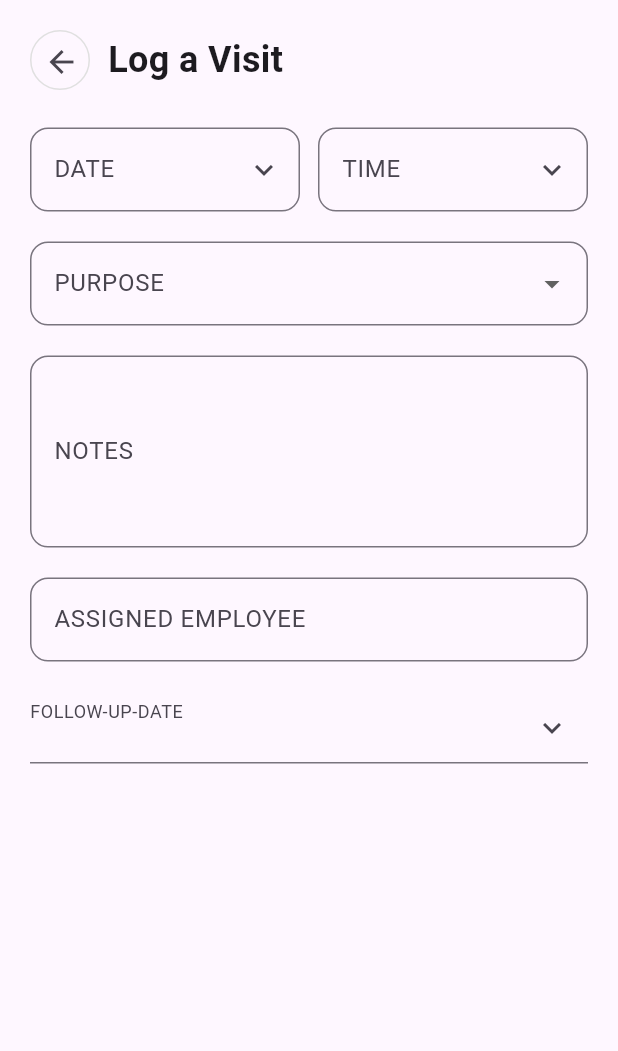
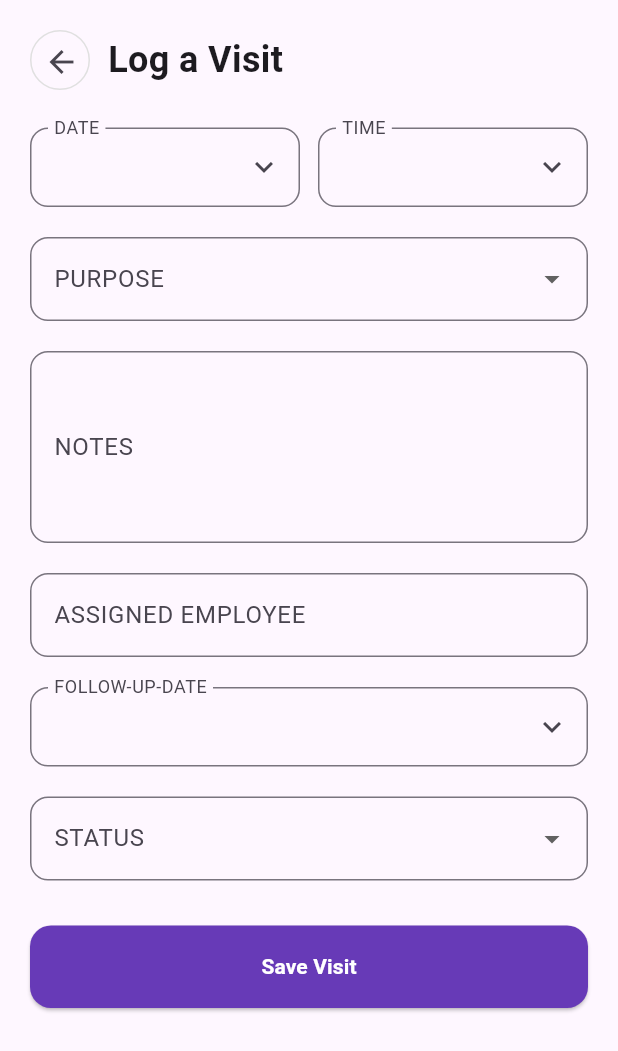
Before and after one commit to ranjeet-99/Deal_Bridge, a Flutter app: the VisitScreen screen opened directly, on a phone screen of 412 x 824 dp. Shown: the top 1051 px of the screen. Run offline on Flutter 3.47's test engine with Material 3 defaults, Android fonts, the phone set to English and light mode, and no system bars; our stand-ins replace email_validator.

Commit message:
Complete client registration and visit screens

```diff
--- a/lib/Screens/visit_screen.dart
+++ b/lib/Screens/visit_screen.dart
@@ -14,23 +14,23 @@ class _VisitScreenState extends State<VisitScreen>{
 
   final _formkey = GlobalKey<FormState>();
 
+  final TextEditingController notesController = TextEditingController();
+  final TextEditingController employeeController = TextEditingController();
+
   DateTime? selectedDate;
   TimeOfDay? selectedTime;
+  DateTime? followUpDate;
+
   String? selectedPurpose;
-  DateTime? followUpDate;
   String? selectedStatus;
-
-  final TextEditingController notesController = TextEditingController();
-  final TextEditingController employeeController = TextEditingController();
 
   Future<void> selectDate() async{
 
    final pickedDate = await showDatePicker(
 
      context: context,
-
      firstDate: DateTime.now(),
-      lastDate: DateTime(20507 ),
+     lastDate: DateTime(2050),
      initialDate: DateTime.now(),
 
    );
@@ -52,7 +52,6 @@ Future<void> selectTime() async{
     final pickedTime = await showTimePicker(
 
       context: context,
-
       initialTime: TimeOfDay.now(),
 
     );
@@ -106,15 +105,17 @@ Future<void> selectFollowUpDate() async{
 
     return Scaffold(
 
-      body: SafeArea(
+      body:SafeArea(
 
-        child: SingleChildScrollView(
+        child: Form(
 
-          child: Padding(
+          key: _formkey,
+
+        child:SingleChildScrollView(
 
           padding: const EdgeInsets.all(20),
 
-          child:Column(
+            child: Column(
 
               crossAxisAlignment: CrossAxisAlignment.start,
 
@@ -122,16 +123,17 @@ Future<void> selectFollowUpDate() async{
 
               Row(
 
-              children:[
+                children: [
 
                   Container(
 
-                  width:40,
-                  height:40,
+                    width: 40,
+                    height: 40,
 
                     decoration: BoxDecoration(
 
                       shape: BoxShape.circle,
+
                       border: Border.all(
 
                         color: Colors.grey.shade300,
@@ -161,8 +163,8 @@ Future<void> selectFollowUpDate() async{
                     "Log a Visit",
                     style: TextStyle(
 
+                      fontWeight: FontWeight.bold,
                       fontSize: 24,
-                    fontWeight: FontWeight.bold,
 
                     ),
 
@@ -172,7 +174,7 @@ Future<void> selectFollowUpDate() async{
 
               ),
 
-          const SizedBox(height:25),
+              const SizedBox(height: 25),
 
               Row(
 
@@ -180,19 +182,17 @@ Future<void> selectFollowUpDate() async{
 
                   Expanded(
 
-               child: TextFormField(
+                    child: InkWell(
 
-                 readOnly: true,
-                 controller: TextEditingController(
+                      onTap: selectDate,
 
-                   text: selectedDate == null ? ""
-                                              :"${selectedDate!.day}/${selectedDate!.month}/${selectedDate!.year}",
-                 ),
+                      child: InputDecorator(
 
                         decoration: InputDecoration(
 
                         labelText: "DATE",
-               suffixIcon: const Icon(Icons.keyboard_arrow_down_outlined),
+                        suffixIcon: const Icon(Icons.keyboard_arrow_down),
+
                          border: OutlineInputBorder(
 
                            borderRadius: BorderRadius.circular(12),
@@ -201,30 +201,33 @@ Future<void> selectFollowUpDate() async{
 
                         ),
 
-             onTap: selectDate,
+                        child: Text(
+
+                          selectedDate == null ? ""
+                                               : "${selectedDate!.day}/${selectedDate!.month}/${selectedDate!.year}",
 
                         ),
 
                       ),
+                    ),
 
-           const SizedBox(width:12),
+                  ),
+
+                const SizedBox(width: 12),
 
                 Expanded(
 
-             child: TextFormField(
+                  child: InkWell(
 
-               readOnly: true,
+                onTap: selectTime,
 
-             controller: TextEditingController(
-
-             text: selectedTime == null ? ""
-                                        :selectedTime!.format(context),
-             ),
+                child: InputDecorator(
 
                   decoration: InputDecoration(
 
                     labelText: "TIME",
-               suffixIcon: const Icon(Icons.keyboard_arrow_down),
+                    suffixIcon: Icon(Icons.keyboard_arrow_down),
+
                     border: OutlineInputBorder(
 
                       borderRadius: BorderRadius.circular(12),
@@ -233,7 +236,13 @@ Future<void> selectFollowUpDate() async{
 
                   ),
 
-             onTap: selectTime,
+                  child: Text (
+
+                    selectedTime == null ? ""
+                                         : selectedTime!.format(context),
+                  ),
+
+                ),
 
                   ),
 
@@ -247,11 +256,12 @@ Future<void> selectFollowUpDate() async{
 
               DropdownButtonFormField<String>(
 
-           initialValue : selectedPurpose,
+                initialValue: selectedPurpose,
 
                 decoration: InputDecoration(
 
                   labelText: "PURPOSE",
+
                   border: OutlineInputBorder(
 
                     borderRadius: BorderRadius.circular(12),
@@ -260,25 +270,26 @@ Future<void> selectFollowUpDate() async{
 
                 ),
 
-          items: const[
+                items: const [
 
                   DropdownMenuItem(
 
-              value: "Product Demo",
+                    value:"Product Demo",
                     child: Text("Product Demo"),
 
                   ),
 
                   DropdownMenuItem(
 
-              value: "Bussiness Meeting",
-              child: Text("Bussiness Meeting"),
+                    value:"Follow Up",
+                    child: Text("Follow Up"),
                   ),
 
                   DropdownMenuItem(
 
-              value: "Follow up",
-              child: Text("Follow up"),
+                    value:"Business Meating",
+                    child: Text("Business Meeting"),
+
                   ),
 
                   DropdownMenuItem(
@@ -289,6 +300,18 @@ Future<void> selectFollowUpDate() async{
                   ),
 
                 ],
+
+                validator: (value){
+
+                  if(value == null || value.trim().isEmpty){
+
+                    return "Please select Purpose";
+
+                  }
+
+                  return null;
+
+                },
 
                 onChanged: (value){
 
@@ -302,18 +325,17 @@ Future<void> selectFollowUpDate() async{
 
               ),
 
-        const SizedBox(height:20),
+              const SizedBox(height: 20),
 
               TextFormField(
 
                 controller: notesController,
-
                 maxLines: 4,
 
                 decoration: InputDecoration(
 
                   labelText: "NOTES",
-           hintText: "discussed pricing and delivery timelines...",
+                  hintText: "Discussed pricing and delivery timelines...",
 
                   border: OutlineInputBorder(
 
@@ -325,7 +347,7 @@ Future<void> selectFollowUpDate() async{
 
               ),
 
-        const SizedBox(height:20),
+              const SizedBox(height: 20),
 
               TextFormField(
 
@@ -334,7 +356,7 @@ Future<void> selectFollowUpDate() async{
                 decoration: InputDecoration(
 
                   labelText: "ASSIGNED EMPLOYEE",
-          hintText: "Enter employee name",
+                  hintText: "enter employee name",
 
                   border: OutlineInputBorder(
 
@@ -348,16 +370,17 @@ Future<void> selectFollowUpDate() async{
 
                   if(value == null || value.trim().isEmpty){
 
-              return "Please enter employee name";
+                    return "please enter employee name";
 
                   }
 
                   return null;
 
                 }
+
               ),
 
-         const SizedBox(height:20),
+              const SizedBox(height: 20),
 
               InkWell(
 
@@ -369,9 +392,20 @@ Future<void> selectFollowUpDate() async{
 
                     labelText: "FOLLOW-UP-DATE",
 
-               suffixIcon: const Icon(Icons.keyboard_arrow_down,),
+                    suffixIcon: const Icon(Icons.keyboard_arrow_down),
 
+                    border: OutlineInputBorder(
 
+                      borderRadius: BorderRadius.circular(12),
+
+                    ),
+
+                  ),
+
+                  child: Text(
+
+                    followUpDate == null ? ""
+                                         :"${followUpDate!.day}/${followUpDate!.month}/${followUpDate!.year}",
 
                   ),
 
@@ -379,11 +413,173 @@ Future<void> selectFollowUpDate() async{
 
               ),
 
-          ],
+              const SizedBox(height: 20),
+
+              DropdownButtonFormField<String>(
+
+                initialValue: selectedStatus,
+
+                decoration: InputDecoration(
+
+                  labelText: "STATUS",
+
+                  border: OutlineInputBorder(
+
+                    borderRadius: BorderRadius.circular(12),
 
                   ),
 
                 ),
+
+                items: const[
+
+               DropdownMenuItem(
+
+                 value: "Scheduled",
+                 child: Text("Scheduled"),
+
+               ),
+
+              DropdownMenuItem(
+
+                value: "Completed",
+                child: Text("Completed"),
+
+              ),
+
+              DropdownMenuItem(
+
+                value:"Cancelled",
+                child: Text("Cancelled"),
+
+              ),
+
+                ],
+
+                validator: (value){
+
+                  if(value == null || value.trim().isEmpty){
+
+                    return "please select status";
+
+                  }
+
+                  return null;
+
+                },
+
+                onChanged:(value){
+
+                  setState((){
+
+                    selectedStatus = value;
+
+                  });
+
+                }
+
+              ),
+
+              const SizedBox(height: 30),
+
+              SizedBox(
+
+                width: double.infinity,
+                height: 55,
+
+                child: ElevatedButton(
+
+                  onPressed:(){
+
+                    if(_formkey.currentState!.validate()){
+
+                      if(selectedDate == null){
+
+                        ScaffoldMessenger.of(context).showSnackBar(
+
+                          const SnackBar(
+
+                            content: Text( "please select visit date"),
+
+                          ),
+
+                        );
+
+                        return;
+
+                      }
+
+                      if(selectedTime == null){
+
+                        ScaffoldMessenger.of(context).showSnackBar(
+
+                          SnackBar(
+
+                            content: Text(
+
+                              "please select visit date"
+
+                            ),
+
+                          ),
+
+                        );
+
+                        return;
+
+                      }
+
+                      ScaffoldMessenger.of(context).showSnackBar(
+
+                        SnackBar(
+
+                          content: Text("Visit saved successfully"),
+
+                        ),
+
+                      );
+
+                    }
+
+                  },
+
+                  style: ElevatedButton.styleFrom(
+
+                    backgroundColor: Colors.deepPurple,
+                    foregroundColor: Colors.white,
+
+                    shape: RoundedRectangleBorder(
+
+                      borderRadius: BorderRadius.circular(14),
+
+                    ),
+
+                  ),
+
+                  child: const Text(
+
+                    "Save Visit",
+                    style: TextStyle(
+
+                      fontSize: 14,
+                      fontWeight: FontWeight.bold,
+
+                    ),
+                  ),
+
+                ),
+
+              ),
+
+              const SizedBox(height: 20),
+
+            ] ,
+
+            ),
+
+
+          ),
+
 
         ),
 
--- a/lib/main.dart
+++ b/lib/main.dart
@@ -5,6 +5,7 @@ import 'Screens/dashboard/dashboard_screen.dart';
 import 'screens/splash_screen.dart';
 import 'screens/login_screen.dart';
 import '/Screens/dashboard/Bottom_navigation_screens/main_screen.dart';
+import '/Screens/visit_screen.dart';
 
 void main(){
 
@@ -25,7 +26,7 @@ class MyApp extends StatelessWidget{
       debugShowCheckedModeBanner: false,
 
       title: "DealBridge",
-      home: MainScreen(),
+      home: VisitScreen(),
 
     );
 
```
Lines whose indentation alone changed are shown as unchanged.
